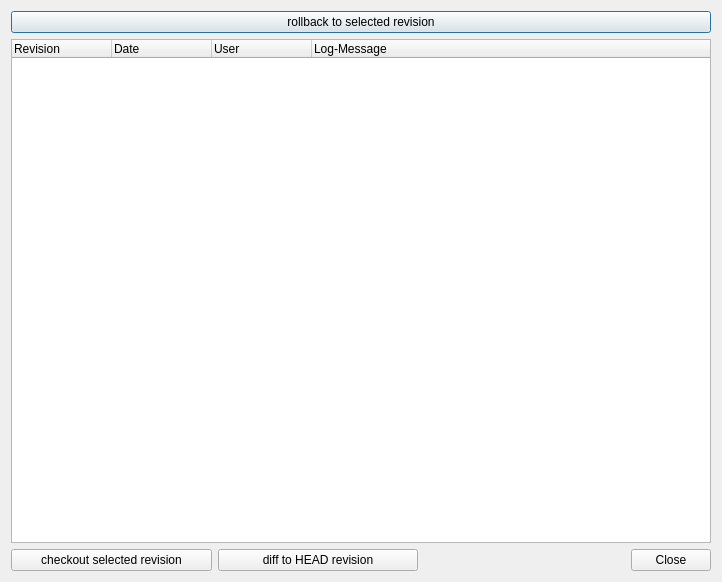
sourcepole/pgversion, file forms/Ui_LogView.ui: the form before one commit.
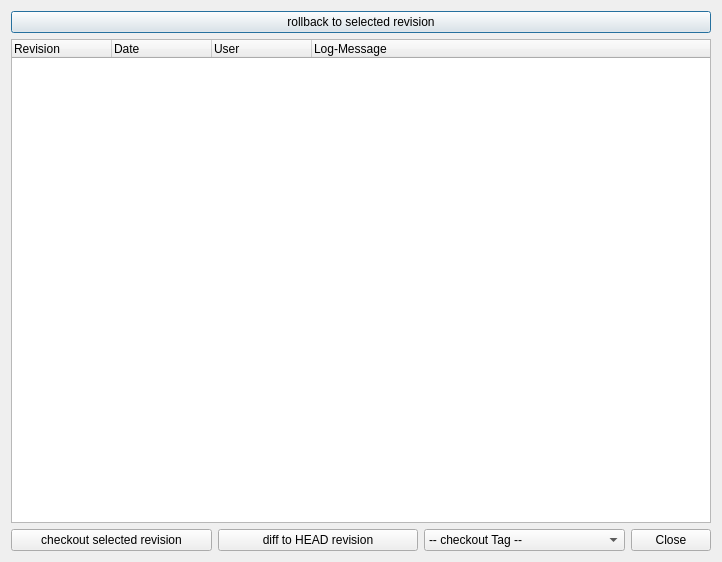
The form after the commit.

```diff
--- a/forms/Ui_LogView.ui
+++ b/forms/Ui_LogView.ui
@@ -10,7 +10,7 @@
     <x>0</x>
     <y>0</y>
     <width>722</width>
-    <height>582</height>
+    <height>562</height>
    </rect>
   </property>
   <property name="windowTitle">
@@ -93,6 +93,15 @@
      </property>
     </widget>
    </item>
+   <item row="7" column="2">
+    <widget class="QComboBox" name="cmbTags">
+     <item>
+      <property name="text">
+       <string>-- checkout Tag --</string>
+      </property>
+     </item>
+    </widget>
+   </item>
   </layout>
  </widget>
  <resources/>
```
